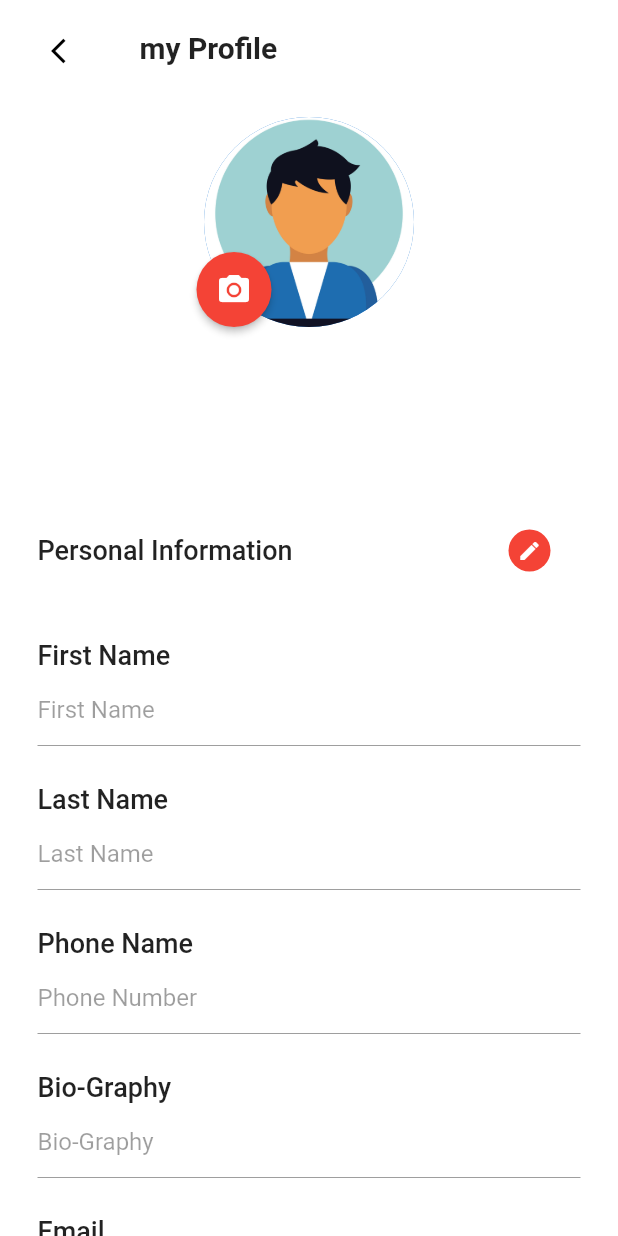
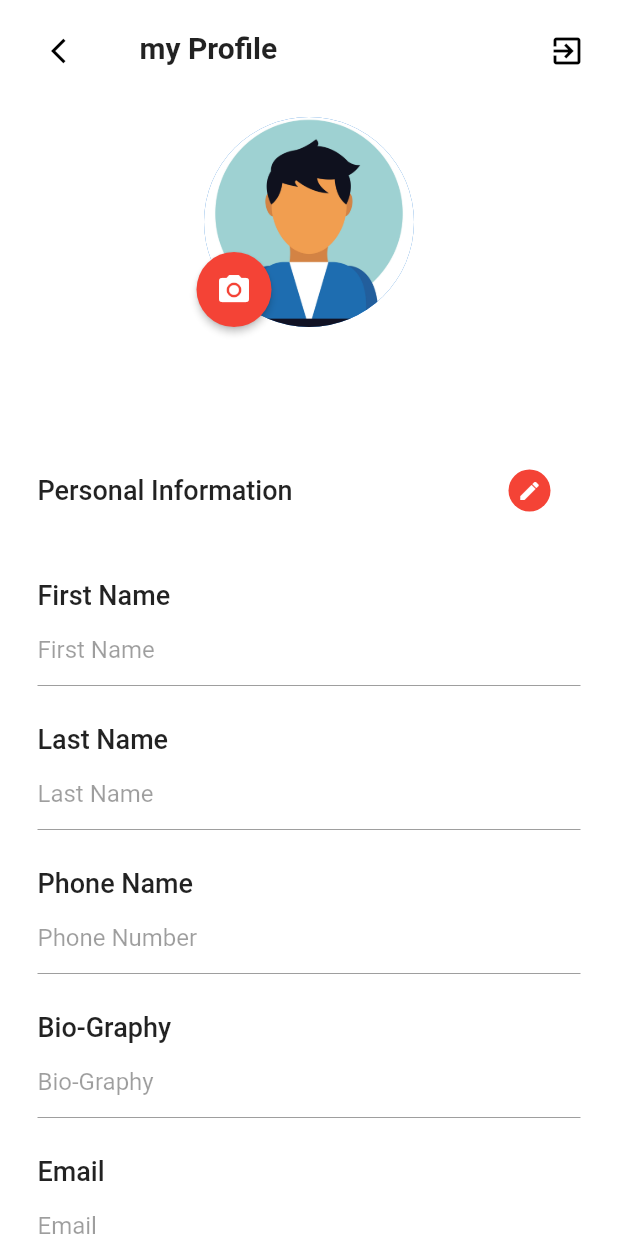
Before and after one commit to sinaziaee/LocatioBooker, a Flutter app: the PersonalInformation screen opened by its route, on a phone screen of 412 x 824 dp. Run offline on Flutter 3.47's test engine with Material 2 defaults, Android fonts, the phone set to English and light mode, and no system bars; our stand-ins replace awesome_dialog, csc_picker, dio, dotted_border, file_picker, flutter_map and 7 more; missing offline and left inert: flutter_absolute_path, image_picker_for_web, multi_image_picker, shared_preferences_web; accounts and stored records are empty.

Commit message:
fixed some bugs in personalInformationScreen

```diff
--- a/lib/screens/home/components/home_item_mock.dart
+++ b/lib/screens/home/components/home_item_mock.dart
@@ -14,7 +14,7 @@ class HomePlaceItemMock extends StatelessWidget {
         borderRadius: BorderRadius.circular(10),
         color: Colors.grey[100],
       ),
-      width: 220,
+      width: 160,
       height: 150,
       margin: EdgeInsets.only(
         left: 20,
--- a/lib/screens/home/home_screen.dart
+++ b/lib/screens/home/home_screen.dart
@@ -139,9 +139,4 @@ class _HomeScreenState extends State<HomeScreen> {
     );
   }
 
-  logOut() async {
-    SharedPreferences prefs = await SharedPreferences.getInstance();
-    prefs.clear();
-    Navigator.popAndPushNamed(context, LoginScreen.id);
-  }
 }
--- a/lib/screens/profile/components/custom_avatar.dart
+++ b/lib/screens/profile/components/custom_avatar.dart
@@ -11,7 +11,9 @@ class CustomAvatar extends StatelessWidget {
 
   @override
   Widget build(BuildContext context) {
-    print('imageUrl: $imageUrl');
+    if (imageUrl != null && imageUrl.length != 0 && !imageUrl.endsWith('null')){
+      print('imageUrl: $imageUrl');
+    }
     return Padding(
       padding: EdgeInsets.only(top: 20.0),
       child: new Stack(
@@ -21,7 +23,7 @@ class CustomAvatar extends StatelessWidget {
             crossAxisAlignment: CrossAxisAlignment.center,
             mainAxisAlignment: MainAxisAlignment.center,
             children: <Widget>[
-              if (imageUrl != null && imageUrl.length != 0 && !imageUrl.contains('null')) ...[
+              if (imageUrl != null && imageUrl.length != 0 && !imageUrl.endsWith('null')) ...[
                 new Container(
                   width: 140.0,
                   height: 140.0,
--- a/lib/screens/profile/components/profile_header_title.dart
+++ b/lib/screens/profile/components/profile_header_title.dart
@@ -1,4 +1,6 @@
 import 'package:flutter/material.dart';
+import 'package:loctio_booker/screens/authentication/login_screen.dart';
+import 'package:shared_preferences/shared_preferences.dart';
 
 import '../../../constants.dart';
 
@@ -11,7 +13,10 @@ class ProfileHeader extends StatelessWidget {
         crossAxisAlignment: CrossAxisAlignment.start,
         children: <Widget>[
           IconButton(
-            icon: Icon(Icons.arrow_back_ios, size: 20,),
+            icon: Icon(
+              Icons.arrow_back_ios,
+              size: 20,
+            ),
             color: Colors.black,
             onPressed: () {
               Navigator.pop(context);
@@ -23,9 +28,32 @@ class ProfileHeader extends StatelessWidget {
               'my Profile',
               style: kHeaderTextStyle,
             ),
-          )
+          ),
+          Spacer(),
+          IconButton(
+            icon: Icon(
+              Icons.exit_to_app,
+            ),
+            color: Colors.black,
+            onPressed: () {
+              logOut(context);
+            },
+          ),
+          SizedBox(
+            width: 10,
+          ),
         ],
       ),
     );
   }
+
+  logOut(BuildContext context) async {
+    SharedPreferences prefs = await SharedPreferences.getInstance();
+    prefs.clear();
+    Navigator.pushNamedAndRemoveUntil(
+      context,
+      LoginScreen.id,
+      (route) => false,
+    );
+  }
 }
--- a/lib/screens/profile/personal_information_screen.dart
+++ b/lib/screens/profile/personal_information_screen.dart
@@ -167,7 +167,7 @@ class _PersonalInformationState extends State<PersonalInformation> {
                     child: Column(
                       children: [
                         Container(
-                          height: 250.0,
+                          height: 210.0,
                           color: Colors.white,
                           child: Column(
                             children: <Widget>[
@@ -178,13 +178,14 @@ class _PersonalInformationState extends State<PersonalInformation> {
                                           ConnectionState.done) {
                                     User user = snapshot.data;
                                     return CustomAvatar(
-                                      onImageSelectPressed: () {
+                                        onImageSelectPressed: () {
                                         onImageSelectPressed();
                                       },
                                       imageFile: imageFile,
                                       imageUrl: '$mainUrl${user.image}',
                                     );
                                   } else {
+                                    print('here2');
                                     return CustomAvatar(
                                       onImageSelectPressed: () {
                                         onImageSelectPressed();
@@ -482,7 +483,8 @@ class _PersonalInformationState extends State<PersonalInformation> {
       } else {
         StaticMethods.showErrorDialog(
             context, 'An Error happened updating profile');
-        // print(response.body);
+        print(response.statusCode);
+        print(response.body);
       }
     } catch (e) {
       showSpinner = false;
```
